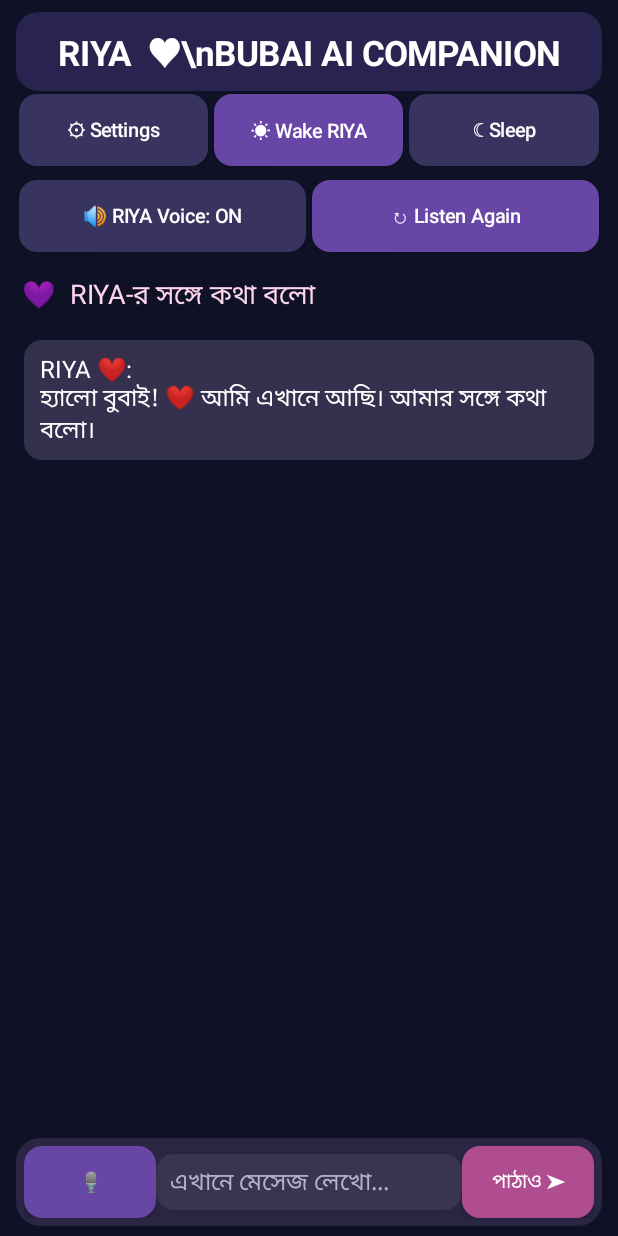
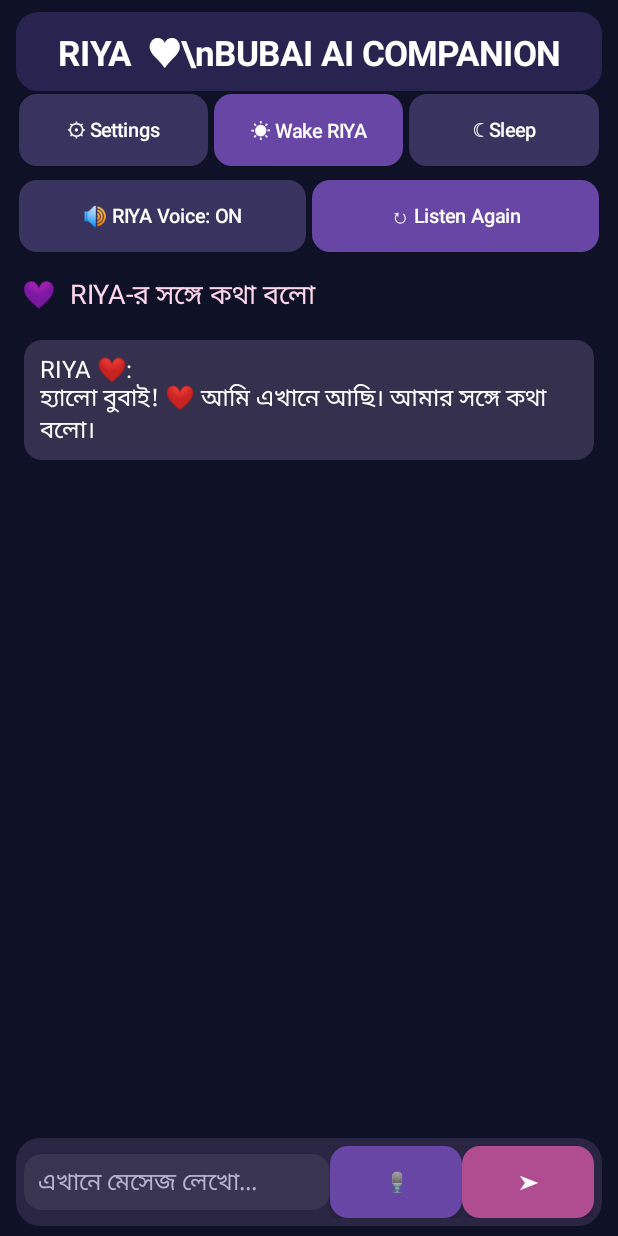
Before and after one commit to bubaidas74484-source/RIYA-Floating-App-, an Android app: the screen it shows after launch (MainActivity), on a phone screen of 412 x 824 dp. Run offline under Robolectric (Android 15) with nearby library versions, the phone set to English and light mode, and no system bars.

Commit message:
Move microphone and send buttons beside chat input

```diff
--- a/app/src/main/java/com/bubai/riya/MainActivity.java
+++ b/app/src/main/java/com/bubai/riya/MainActivity.java
@@ -138,10 +138,6 @@ public class MainActivity extends Activity {
         inputRow.setPadding(8, 8, 8, 8);
         inputRow.setBackground(roundBg(0xFF292542, 24));
 
-        micButton = makeButton("🎙", 0xFF6846A5);
-        micButton.setOnClickListener(v -> startVoiceInput());
-        inputRow.addView(micButton);
-
         messageInput = new EditText(this);
         messageInput.setSingleLine(false);
         messageInput.setMaxLines(4);
@@ -155,7 +151,11 @@ public class MainActivity extends Activity {
         inputRow.addView(messageInput, new LinearLayout.LayoutParams(
                 0, LinearLayout.LayoutParams.WRAP_CONTENT, 1));
 
-        sendButton = makeButton("পাঠাও ➤", 0xFFB04D91);
+        micButton = makeButton("🎙", 0xFF6846A5);
+        micButton.setOnClickListener(v -> startVoiceInput());
+        inputRow.addView(micButton);
+
+        sendButton = makeButton("➤", 0xFFB04D91);
         inputRow.addView(sendButton);
         layout.addView(inputRow);
 
```
